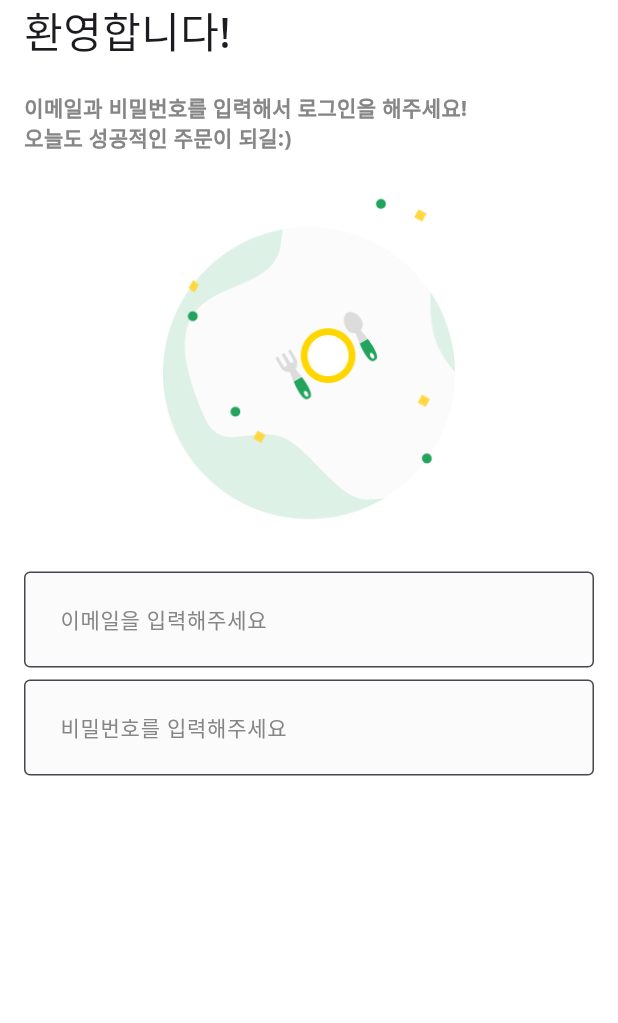
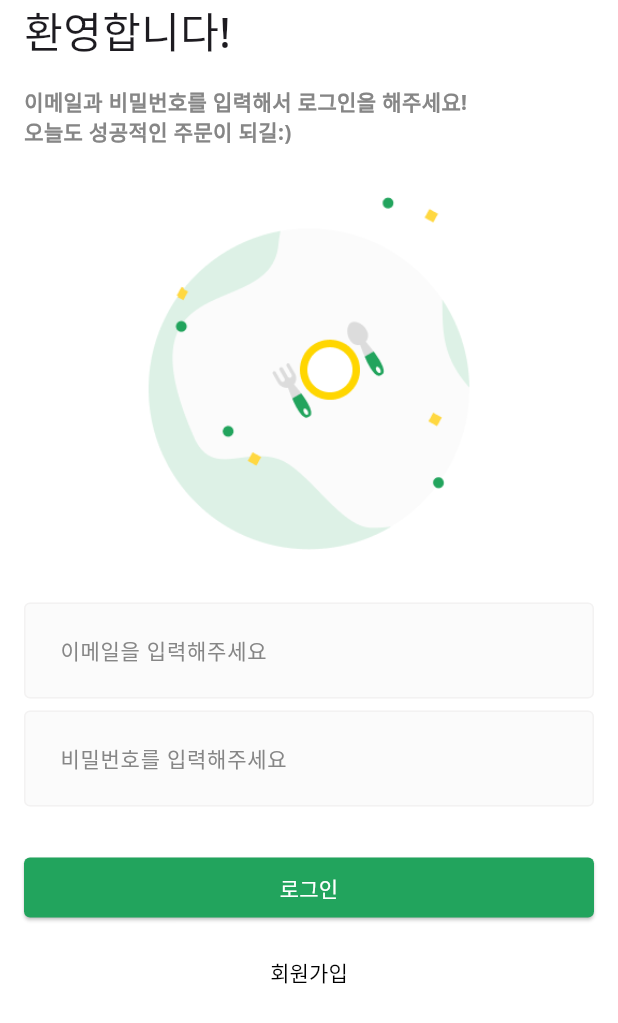
Before and after one commit to DUKE506/CodeFactory_Middle_Class, a Flutter app: the screen it shows after launch, on a phone screen of 412 x 824 dp. Shown: the top 1023 px of the screen. Run offline on Flutter 3.47's test engine with Material 3 defaults, Android fonts, the phone set to English and light mode, and no system bars.

Commit message:
feat : ui 1차 완료

```diff
--- /dev/null
+++ b/lib/common/component/custom__Elevated_button.dart
@@ -0,0 +1,33 @@
+import 'package:flutter/material.dart';
+import 'package:section2/common/const/colors.dart';
+
+class CustomElevatedButton extends StatelessWidget {
+  final Color? color;
+  final VoidCallback onPressed;
+  final String title;
+  const CustomElevatedButton({
+    super.key,
+    required this.onPressed,
+    required this.title,
+    this.color = PRIMARY_COLOR,
+  });
+
+  @override
+  Widget build(BuildContext context) {
+    return ElevatedButton(
+      style: ElevatedButton.styleFrom(
+        backgroundColor: color,
+        shape: RoundedRectangleBorder(
+          borderRadius: BorderRadius.circular(4),
+        ),
+      ),
+      onPressed: onPressed,
+      child: Text(
+        title,
+        style: TextStyle(
+          color: color == Color(0xFF22A45D) ? Colors.white : Colors.black,
+        ),
+      ),
+    );
+  }
+}
--- a/lib/common/component/custom_text_form_field.dart
+++ b/lib/common/component/custom_text_form_field.dart
@@ -44,6 +44,7 @@ class CustomTextFormField extends StatelessWidget {
         //모든 INPUT 상태의 기본 스타일 세팅
         //(다양한 상태 존재 / 비활성화 / 활성화focus 등)
         border: baseBorder,
+        enabledBorder: baseBorder,
         focusedBorder: baseBorder.copyWith(
             borderSide: baseBorder.borderSide.copyWith(
           color: PRIMARY_COLOR,
--- a/lib/user/view/login_screen.dart
+++ b/lib/user/view/login_screen.dart
@@ -1,4 +1,5 @@
 import 'package:flutter/material.dart';
+import 'package:section2/common/component/custom__Elevated_button.dart';
 import 'package:section2/common/component/custom_text_form_field.dart';
 import 'package:section2/common/const/colors.dart';
 import 'package:section2/common/layout/default_layout.dart';
@@ -11,56 +12,60 @@ class LoginScreen extends StatelessWidget {
     final GlobalKey<FormState> formKey = GlobalKey();
 
     return DefaultLayout(
+      child: SingleChildScrollView(
         child: SafeArea(
           child: Padding(
-          padding: const EdgeInsets.symmetric(horizontal: 16.0),
+            padding: EdgeInsets.symmetric(horizontal: 16.0),
             child: Column(
-            crossAxisAlignment: CrossAxisAlignment.start,
+              crossAxisAlignment: CrossAxisAlignment.stretch,
               children: [
-              _banner(),
+                _Title(),
+                SizedBox(height: 16),
+                _SubTitle(),
+                Image.asset(
+                  'asset/img/misc/logo.png',
+                  height: MediaQuery.of(context).size.width / 3 * 2,
+                ),
+                SizedBox(
+                  height: 30,
+                ),
                 //입력 폼
                 _form(
                   formKey: formKey,
-              )
+                ),
+                SizedBox(
+                  height: 30,
+                ),
+                CustomElevatedButton(
+                  onPressed: () {},
+                  title: '로그인',
+                ),
+                SizedBox(
+                  height: 8,
+                ),
+                TextButton(
+                  onPressed: () {},
+                  style: TextButton.styleFrom(
+                    foregroundColor: PRIMARY_COLOR,
+                    shape: RoundedRectangleBorder(
+                      borderRadius: BorderRadius.circular(4),
+                    ),
+                  ),
+                  child: Text(
+                    '회원가입',
+                    style: TextStyle(
+                      color: Colors.black,
+                    ),
+                  ),
+                ),
+                SizedBox(
+                  height: 16,
+                ),
               ],
             ),
           ),
         ),
-    );
-  }
-
-  //배너
-  Widget _banner() {
-    return Column(
-      crossAxisAlignment: CrossAxisAlignment.start,
-      children: [
-        const Text(
-          '환영합니다!',
-          style: TextStyle(
-            fontSize: 28,
-            fontWeight: FontWeight.w500,
       ),
-        ),
-        const SizedBox(
-          height: 20,
-        ),
-        const Text(
-          '이메일과 비밀번호를 입력해서 로그인을 해주세요!\n오늘도 성공적인 주문이 되길:)',
-          style: TextStyle(
-            color: BODY_TEXT_COLOR,
-            fontWeight: FontWeight.w700,
-          ),
-        ),
-        Center(
-          child: Image.asset(
-            'asset/img/misc/logo.png',
-            height: 250,
-          ),
-        ),
-        const SizedBox(
-          height: 30,
-        ),
-      ],
     );
   }
 
@@ -92,3 +97,33 @@ class LoginScreen extends StatelessWidget {
     );
   }
 }
+
+class _Title extends StatelessWidget {
+  const _Title({super.key});
+
+  @override
+  Widget build(BuildContext context) {
+    return const Text(
+      '환영합니다!',
+      style: TextStyle(
+        fontSize: 28,
+        fontWeight: FontWeight.w500,
+      ),
+    );
+  }
+}
+
+class _SubTitle extends StatelessWidget {
+  const _SubTitle({super.key});
+
+  @override
+  Widget build(BuildContext context) {
+    return const Text(
+      '이메일과 비밀번호를 입력해서 로그인을 해주세요!\n오늘도 성공적인 주문이 되길:)',
+      style: TextStyle(
+        color: BODY_TEXT_COLOR,
+        fontWeight: FontWeight.w700,
+      ),
+    );
+  }
+}
```
Also changed, not shown: lib/common/component/custom_button.dart (deleted), pubspec.lock. Lines whose indentation alone changed are shown as unchanged.
